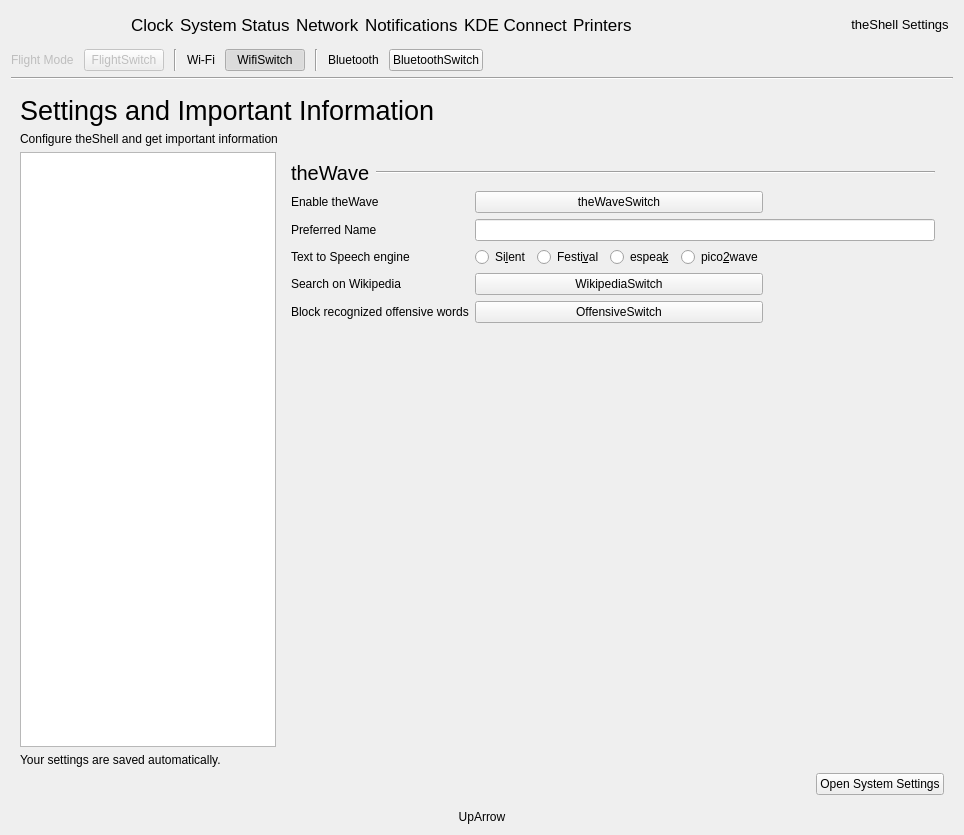
The window that infopanedropdown.ui (vicr123/theshell) describes before a commit, drawn with Qt 5.
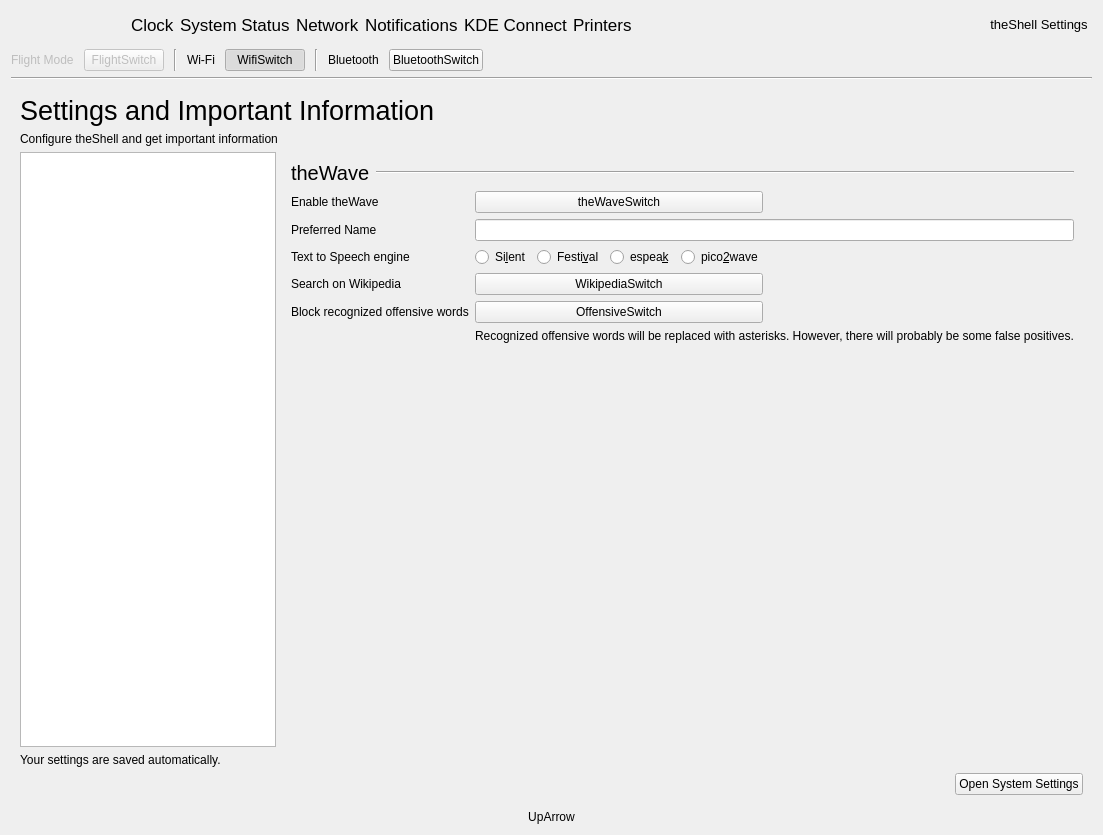
The same window after the commit. The open tabs and pages were chosen to show the change. Icons and pictures are not drawn. Custom widgets are drawn as their Qt base class.

```diff
--- a/infopanedropdown.ui
+++ b/infopanedropdown.ui
@@ -2894,7 +2894,7 @@
                </property>
               </widget>
              </item>
-             <item row="6" column="1">
+             <item row="7" column="1">
               <spacer name="verticalSpacer_14">
                <property name="orientation">
                 <enum>Qt::Vertical</enum>
@@ -2938,6 +2938,13 @@
                </property>
               </widget>
              </item>
+             <item row="6" column="1" colspan="2">
+              <widget class="QLabel" name="label_55">
+               <property name="text">
+                <string>Recognized offensive words will be replaced with asterisks. However, there will probably be some false positives.</string>
+               </property>
+              </widget>
+             </item>
             </layout>
            </widget>
            <widget class="QWidget" name="DangerSettings">
```
Left out of the diff: 10 changed lines with no effect on the pictures.
